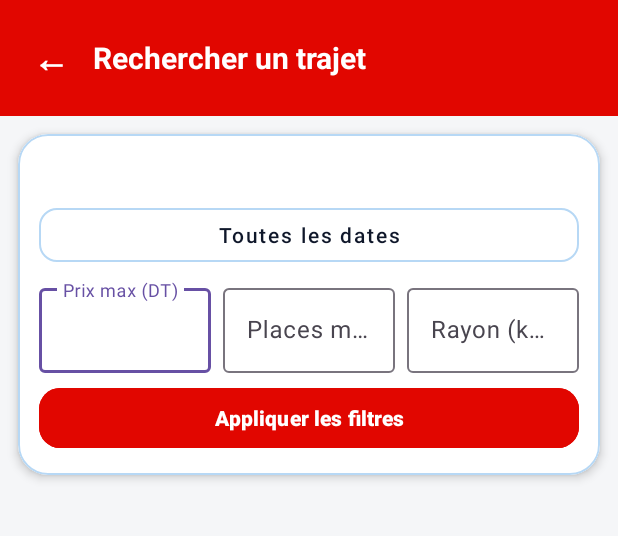
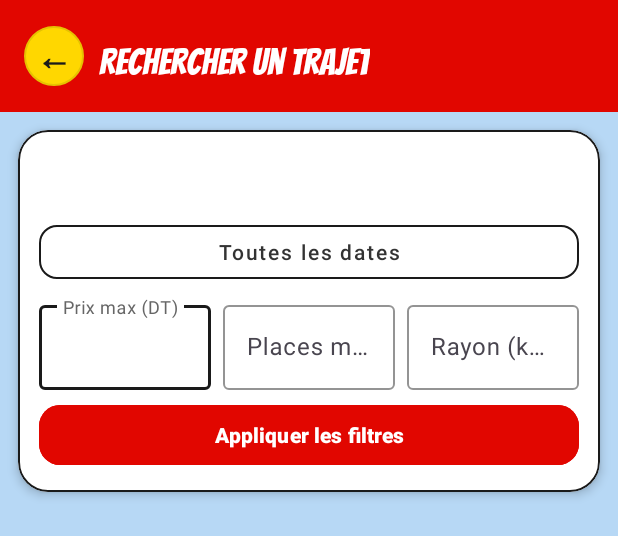
Before and after one commit to Aziz140705/Fi_Thinitek, an Android app: the layout activity_recherche.xml on its own in the app's theme, with its tools: preview values and no code run, on a phone screen of 412 x 824 dp. Shown: the top 536 px of the screen. Run offline under Robolectric (Android 15) with nearby library versions, the phone set to English and light mode, and no system bars; Roboto replaces fonts that are not available here.

Commit message:
style(mobile): harmonize layout items and themes according to Pocket Atlas design

```diff
--- a/mobile/app/src/main/res/layout/activity_recherche.xml
+++ b/mobile/app/src/main/res/layout/activity_recherche.xml
@@ -3,25 +3,26 @@
     xmlns:app="http://schemas.android.com/apk/res-auto"
     android:layout_width="match_parent"
     android:layout_height="match_parent"
-    android:background="#F5F6F8"
+    android:background="#B7D8F5"
     android:fitsSystemWindows="true"
     android:orientation="vertical">
 
     <LinearLayout
         android:layout_width="match_parent"
         android:layout_height="wrap_content"
-        android:background="@color/pocket_red"
+        android:background="#E10600"
         android:gravity="center_vertical"
         android:orientation="horizontal"
         android:padding="16dp">
 
         <TextView
             android:id="@+id/btnRetour"
-            android:layout_width="wrap_content"
-            android:layout_height="wrap_content"
-            android:padding="6dp"
+            android:layout_width="40dp"
+            android:layout_height="40dp"
+            android:background="@drawable/bg_pill_yellow"
+            android:gravity="center"
             android:text="←"
-            android:textColor="#FFFFFF"
+            android:textColor="#1A1A1A"
             android:textSize="24sp"
             android:textStyle="bold" />
 
@@ -29,10 +30,10 @@
             android:layout_width="wrap_content"
             android:layout_height="wrap_content"
             android:layout_marginStart="10dp"
+            android:fontFamily="@font/bangers"
             android:text="Rechercher un trajet"
             android:textColor="#FFFFFF"
-            android:textSize="20sp"
-            android:textStyle="bold" />
+            android:textSize="24sp" />
     </LinearLayout>
 
     <com.google.android.material.card.MaterialCardView
@@ -42,7 +43,7 @@
         app:cardBackgroundColor="#FFFFFF"
         app:cardCornerRadius="20dp"
         app:cardElevation="4dp"
-        app:strokeColor="@color/baby_blue"
+        app:strokeColor="#1A1A1A"
         app:strokeWidth="1.5dp">
 
         <LinearLayout
@@ -55,9 +56,9 @@
                 android:id="@+id/tvCriteres"
                 android:layout_width="wrap_content"
                 android:layout_height="wrap_content"
-                android:textColor="#0F172A"
-                android:textSize="15sp"
-                android:textStyle="bold" />
+                android:fontFamily="@font/bangers"
+                android:textColor="#1A1A1A"
+                android:textSize="20sp" />
 
             <LinearLayout
                 android:layout_width="match_parent"
@@ -74,9 +75,9 @@
                     android:layout_weight="1"
                     android:text="Toutes les dates"
                     android:textAllCaps="false"
-                    android:textColor="#0F172A"
+                    android:textColor="#333333"
                     app:cornerRadius="12dp"
-                    app:strokeColor="@color/baby_blue" />
+                    app:strokeColor="#1A1A1A" />
 
                 <TextView
                     android:id="@+id/btnEffacerDate"
@@ -84,7 +85,7 @@
                     android:layout_height="wrap_content"
                     android:padding="10dp"
                     android:text="✕"
-                    android:textColor="@color/pocket_red"
+                    android:textColor="#E10600"
                     android:textSize="18sp"
                     android:textStyle="bold"
                     android:visibility="gone" />
@@ -100,14 +101,18 @@
                     android:layout_width="0dp"
                     android:layout_height="wrap_content"
                     android:layout_weight="1"
-                    android:hint="Prix max (DT)">
+                    android:hint="Prix max (DT)"
+                    app:boxBackgroundColor="#FFFFFF"
+                    app:boxStrokeColor="#1A1A1A"
+                    app:hintTextColor="#666666">
 
                     <com.google.android.material.textfield.TextInputEditText
                         android:id="@+id/etPrixMax"
                         android:layout_width="match_parent"
                         android:layout_height="wrap_content"
                         android:inputType="numberDecimal"
-                        android:singleLine="true" />
+                        android:singleLine="true"
+                        android:textColor="#333333" />
                 </com.google.android.material.textfield.TextInputLayout>
 
                 <com.google.android.material.textfield.TextInputLayout
@@ -115,14 +120,18 @@
                     android:layout_height="wrap_content"
                     android:layout_marginStart="8dp"
                     android:layout_weight="1"
-                    android:hint="Places min">
+                    android:hint="Places min"
+                    app:boxBackgroundColor="#FFFFFF"
+                    app:boxStrokeColor="#1A1A1A"
+                    app:hintTextColor="#666666">
 
                     <com.google.android.material.textfield.TextInputEditText
                         android:id="@+id/etPlacesMin"
                         android:layout_width="match_parent"
                         android:layout_height="wrap_content"
                         android:inputType="number"
-                        android:singleLine="true" />
+                        android:singleLine="true"
+                        android:textColor="#333333" />
                 </com.google.android.material.textfield.TextInputLayout>
 
                 <com.google.android.material.textfield.TextInputLayout
@@ -131,14 +140,18 @@
                     android:layout_height="wrap_content"
                     android:layout_marginStart="8dp"
                     android:layout_weight="1"
-                    android:hint="Rayon (km)">
+                    android:hint="Rayon (km)"
+                    app:boxBackgroundColor="#FFFFFF"
+                    app:boxStrokeColor="#1A1A1A"
+                    app:hintTextColor="#666666">
 
                     <com.google.android.material.textfield.TextInputEditText
                         android:id="@+id/etRayon"
                         android:layout_width="match_parent"
                         android:layout_height="wrap_content"
                         android:inputType="numberDecimal"
-                        android:singleLine="true" />
+                        android:singleLine="true"
+                        android:textColor="#333333" />
                 </com.google.android.material.textfield.TextInputLayout>
             </LinearLayout>
 
@@ -147,7 +160,7 @@
                 android:layout_width="match_parent"
                 android:layout_height="48dp"
                 android:layout_marginTop="6dp"
-                android:backgroundTint="@color/pocket_red"
+                android:backgroundTint="#E10600"
                 android:text="Appliquer les filtres"
                 android:textAllCaps="false"
                 android:textColor="#FFFFFF"
@@ -161,16 +174,20 @@
         android:layout_width="wrap_content"
         android:layout_height="wrap_content"
         android:layout_gravity="center_horizontal"
+        android:indeterminateTint="#E10600"
         android:visibility="gone" />
 
     <TextView
         android:id="@+id/tvEmpty"
         android:layout_width="match_parent"
         android:layout_height="wrap_content"
+        android:layout_marginHorizontal="16dp"
+        android:layout_marginTop="12dp"
+        android:background="@drawable/bg_card"
         android:gravity="center"
         android:padding="24dp"
         android:text="Aucun trajet ne correspond à votre recherche."
-        android:textColor="#64748B"
+        android:textColor="#666666"
         android:textSize="14sp"
         android:visibility="gone" />
 
```
Also changed, not shown: mobile/app/src/main/res/layout/activity_mes_trajets.xml (+17 -20 lines), mobile/app/src/main/res/layout/activity_reservations.xml (+15 -9 lines), mobile/app/src/main/res/layout/item_reservation.xml (+13 -10 lines), mobile/app/src/main/res/layout/item_trajet.xml (+12 -8 lines), mobile/app/src/main/res/values-night/colors.xml (+19 -21 lines).
